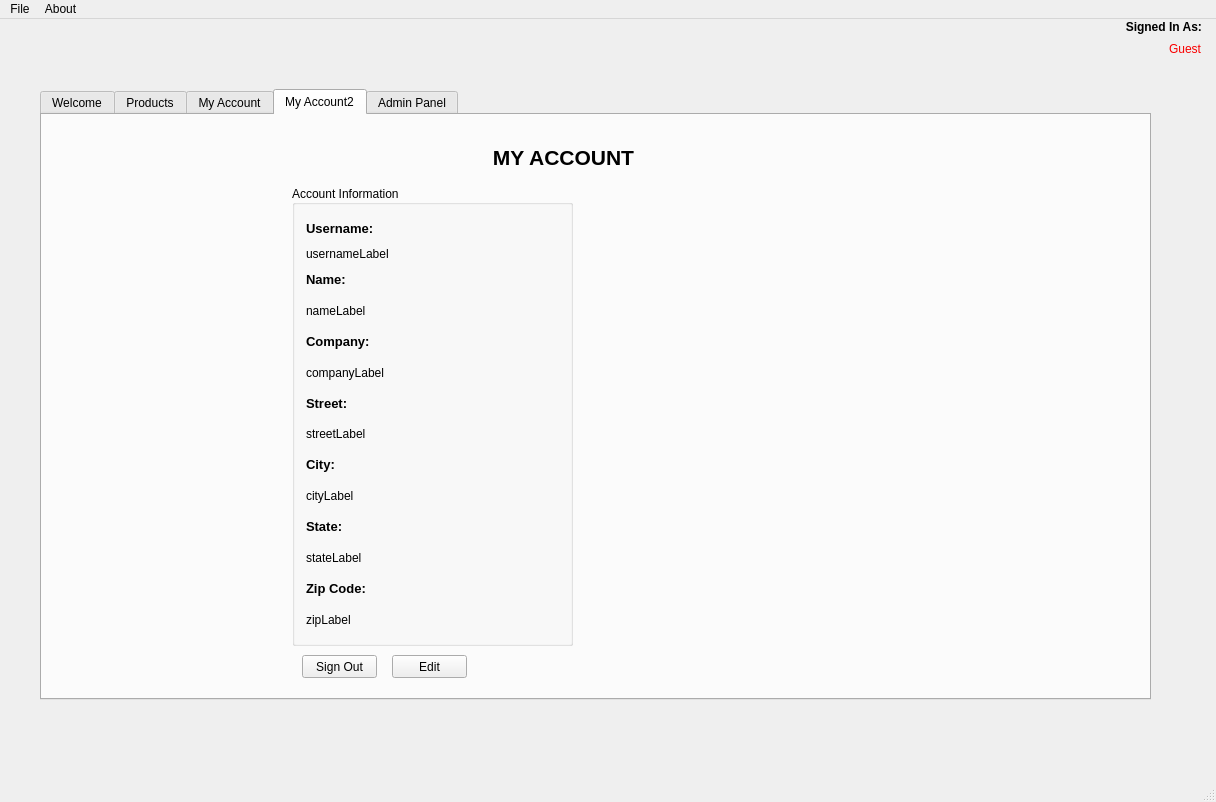
Before: the Qt Designer form qt/mainwindow.ui in minipunch/cs1cproject2, drawn with Qt 5.
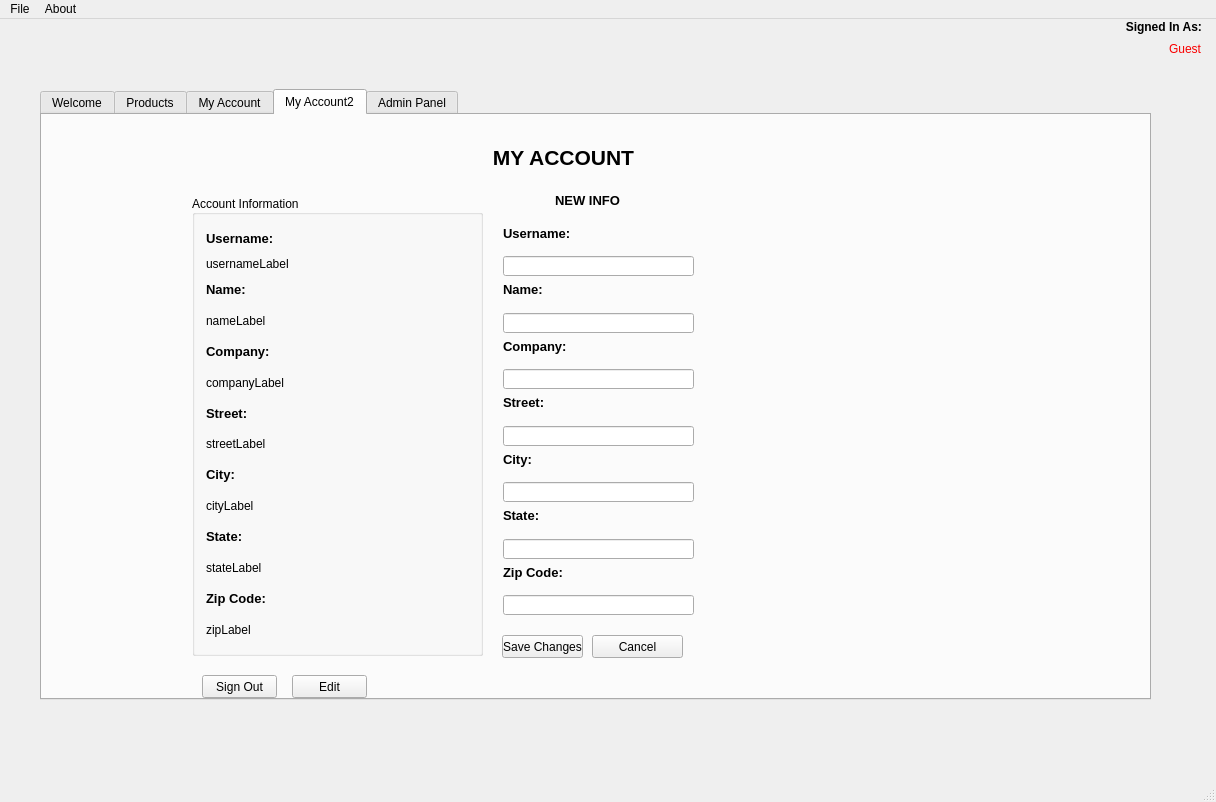
After: the same form once the commit is applied. The open tabs and pages were chosen to show the change.

Commit message:
Implemented some of Ashly's UI mods
like the table for admin panel

```diff
--- a/qt/mainwindow.ui
+++ b/qt/mainwindow.ui
@@ -569,9 +569,9 @@
       </property>
       <property name="geometry">
        <rect>
-        <x>250</x>
-        <y>70</y>
-        <width>281</width>
+        <x>150</x>
+        <y>80</y>
+        <width>291</width>
         <height>461</height>
        </rect>
       </property>
@@ -755,8 +755,8 @@
      <widget class="QPushButton" name="signOutButton">
       <property name="geometry">
        <rect>
-        <x>260</x>
-        <y>540</y>
+        <x>160</x>
+        <y>560</y>
         <width>75</width>
         <height>23</height>
        </rect>
@@ -768,8 +768,8 @@
      <widget class="QPushButton" name="signOutButton_2">
       <property name="geometry">
        <rect>
-        <x>350</x>
-        <y>540</y>
+        <x>250</x>
+        <y>560</y>
         <width>75</width>
         <height>23</height>
        </rect>
@@ -778,6 +778,224 @@
        <string>Edit</string>
       </property>
      </widget>
+     <widget class="QLabel" name="EditLabel">
+      <property name="geometry">
+       <rect>
+        <x>490</x>
+        <y>70</y>
+        <width>111</width>
+        <height>31</height>
+       </rect>
+      </property>
+      <property name="text">
+       <string>&lt;html&gt;&lt;head/&gt;&lt;body&gt;&lt;p align=&quot;center&quot;&gt;&lt;span style=&quot; font-size:10pt; font-weight:600;&quot;&gt;NEW INFO&lt;/span&gt;&lt;/p&gt;&lt;/body&gt;&lt;/html&gt;</string>
+      </property>
+     </widget>
+     <widget class="QPushButton" name="signOutButton_3">
+      <property name="geometry">
+       <rect>
+        <x>460</x>
+        <y>520</y>
+        <width>81</width>
+        <height>23</height>
+       </rect>
+      </property>
+      <property name="text">
+       <string>Save Changes</string>
+      </property>
+     </widget>
+     <widget class="QPushButton" name="signOutButton_4">
+      <property name="geometry">
+       <rect>
+        <x>550</x>
+        <y>520</y>
+        <width>91</width>
+        <height>23</height>
+       </rect>
+      </property>
+      <property name="text">
+       <string>Cancel</string>
+      </property>
+     </widget>
+     <widget class="QLineEdit" name="cityEdit_2">
+      <property name="geometry">
+       <rect>
+        <x>461</x>
+        <y>367</y>
+        <width>191</width>
+        <height>20</height>
+       </rect>
+      </property>
+     </widget>
+     <widget class="QLineEdit" name="stateEdit_2">
+      <property name="geometry">
+       <rect>
+        <x>461</x>
+        <y>424</y>
+        <width>191</width>
+        <height>20</height>
+       </rect>
+      </property>
+     </widget>
+     <widget class="QLineEdit" name="companyEdit_2">
+      <property name="geometry">
+       <rect>
+        <x>461</x>
+        <y>254</y>
+        <width>191</width>
+        <height>20</height>
+       </rect>
+      </property>
+     </widget>
+     <widget class="QLineEdit" name="nameEdit">
+      <property name="geometry">
+       <rect>
+        <x>461</x>
+        <y>198</y>
+        <width>191</width>
+        <height>20</height>
+       </rect>
+      </property>
+     </widget>
+     <widget class="QLabel" name="label_26">
+      <property name="geometry">
+       <rect>
+        <x>461</x>
+        <y>337</y>
+        <width>30</width>
+        <height>16</height>
+       </rect>
+      </property>
+      <property name="text">
+       <string>&lt;html&gt;&lt;head/&gt;&lt;body&gt;&lt;p&gt;&lt;span style=&quot; font-size:10pt; font-weight:600;&quot;&gt;City:&lt;/span&gt;&lt;/p&gt;&lt;/body&gt;&lt;/html&gt;</string>
+      </property>
+     </widget>
+     <widget class="QLabel" name="label_24">
+      <property name="geometry">
+       <rect>
+        <x>461</x>
+        <y>167</y>
+        <width>40</width>
+        <height>16</height>
+       </rect>
+      </property>
+      <property name="maximumSize">
+       <size>
+        <width>16777215</width>
+        <height>200</height>
+       </size>
+      </property>
+      <property name="text">
+       <string>&lt;html&gt;&lt;head/&gt;&lt;body&gt;&lt;p&gt;&lt;span style=&quot; font-size:10pt; font-weight:600;&quot;&gt;Name:&lt;/span&gt;&lt;/p&gt;&lt;/body&gt;&lt;/html&gt;</string>
+      </property>
+     </widget>
+     <widget class="QLineEdit" name="streetEdit_2">
+      <property name="geometry">
+       <rect>
+        <x>461</x>
+        <y>311</y>
+        <width>191</width>
+        <height>20</height>
+       </rect>
+      </property>
+     </widget>
+     <widget class="QLabel" name="label_16">
+      <property name="geometry">
+       <rect>
+        <x>461</x>
+        <y>111</y>
+        <width>69</width>
+        <height>16</height>
+       </rect>
+      </property>
+      <property name="text">
+       <string>&lt;html&gt;&lt;head/&gt;&lt;body&gt;&lt;p&gt;&lt;span style=&quot; font-size:10pt; font-weight:600;&quot;&gt;Username:&lt;/span&gt;&lt;/p&gt;&lt;/body&gt;&lt;/html&gt;</string>
+      </property>
+     </widget>
+     <widget class="QLabel" name="label_23">
+      <property name="geometry">
+       <rect>
+        <x>461</x>
+        <y>224</y>
+        <width>64</width>
+        <height>16</height>
+       </rect>
+      </property>
+      <property name="text">
+       <string>&lt;html&gt;&lt;head/&gt;&lt;body&gt;&lt;p&gt;&lt;span style=&quot; font-size:10pt; font-weight:600;&quot;&gt;Company:&lt;/span&gt;&lt;/p&gt;&lt;/body&gt;&lt;/html&gt;</string>
+      </property>
+     </widget>
+     <widget class="QLineEdit" name="zipcodeEdit">
+      <property name="geometry">
+       <rect>
+        <x>461</x>
+        <y>480</y>
+        <width>191</width>
+        <height>20</height>
+       </rect>
+      </property>
+     </widget>
+     <widget class="QLabel" name="label_25">
+      <property name="geometry">
+       <rect>
+        <x>461</x>
+        <y>280</y>
+        <width>47</width>
+        <height>16</height>
+       </rect>
+      </property>
+      <property name="text">
+       <string>&lt;html&gt;&lt;head/&gt;&lt;body&gt;&lt;p&gt;&lt;span style=&quot; font-size:10pt; font-weight:600;&quot;&gt;Street:&lt;/span&gt;&lt;/p&gt;&lt;/body&gt;&lt;/html&gt;</string>
+      </property>
+     </widget>
+     <widget class="QLabel" name="label_28">
+      <property name="geometry">
+       <rect>
+        <x>461</x>
+        <y>450</y>
+        <width>59</width>
+        <height>16</height>
+       </rect>
+      </property>
+      <property name="text">
+       <string>&lt;html&gt;&lt;head/&gt;&lt;body&gt;&lt;p&gt;&lt;span style=&quot; font-size:10pt; font-weight:600;&quot;&gt;Zip Code:&lt;/span&gt;&lt;/p&gt;&lt;/body&gt;&lt;/html&gt;</string>
+      </property>
+     </widget>
+     <widget class="QLabel" name="label_27">
+      <property name="geometry">
+       <rect>
+        <x>461</x>
+        <y>393</y>
+        <width>41</width>
+        <height>16</height>
+       </rect>
+      </property>
+      <property name="text">
+       <string>&lt;html&gt;&lt;head/&gt;&lt;body&gt;&lt;p&gt;&lt;span style=&quot; font-size:10pt; font-weight:600;&quot;&gt;State:&lt;/span&gt;&lt;/p&gt;&lt;/body&gt;&lt;/html&gt;</string>
+      </property>
+     </widget>
+     <widget class="QLineEdit" name="usernameEdit">
+      <property name="geometry">
+       <rect>
+        <x>461</x>
+        <y>141</y>
+        <width>191</width>
+        <height>20</height>
+       </rect>
+      </property>
+     </widget>
+     <zorder>label_21</zorder>
+     <zorder>customerInfoBox_2</zorder>
+     <zorder>signOutButton</zorder>
+     <zorder>signOutButton_2</zorder>
+     <zorder>customerInfoBox_3</zorder>
+     <zorder>EditLabel</zorder>
+     <zorder>layoutWidget_2</zorder>
+     <zorder>label_16</zorder>
+     <zorder>signOutButton_3</zorder>
+     <zorder>signOutButton_4</zorder>
+     <zorder>cityEdit_2</zorder>
+     <zorder>stateEdit_2</zorder>
     </widget>
     <widget class="QWidget" name="adminPanel">
      <attribute name="title">
```
Left out of the diff: 89 changed lines with no effect on the pictures. The commit also changes 2 other files.
